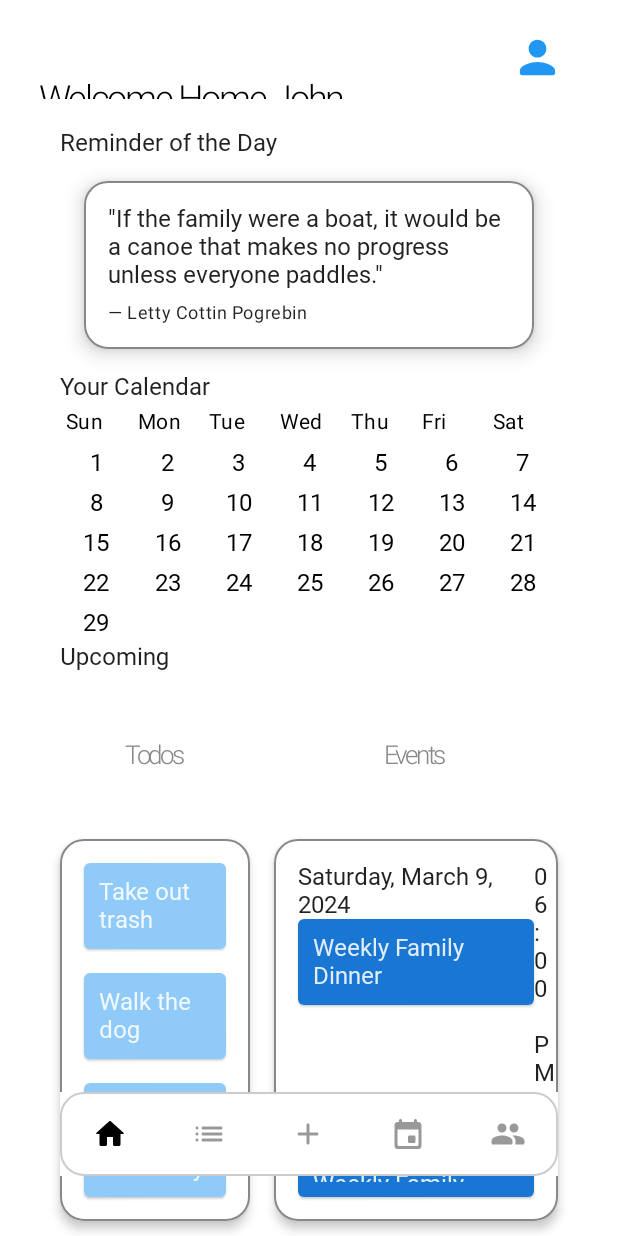
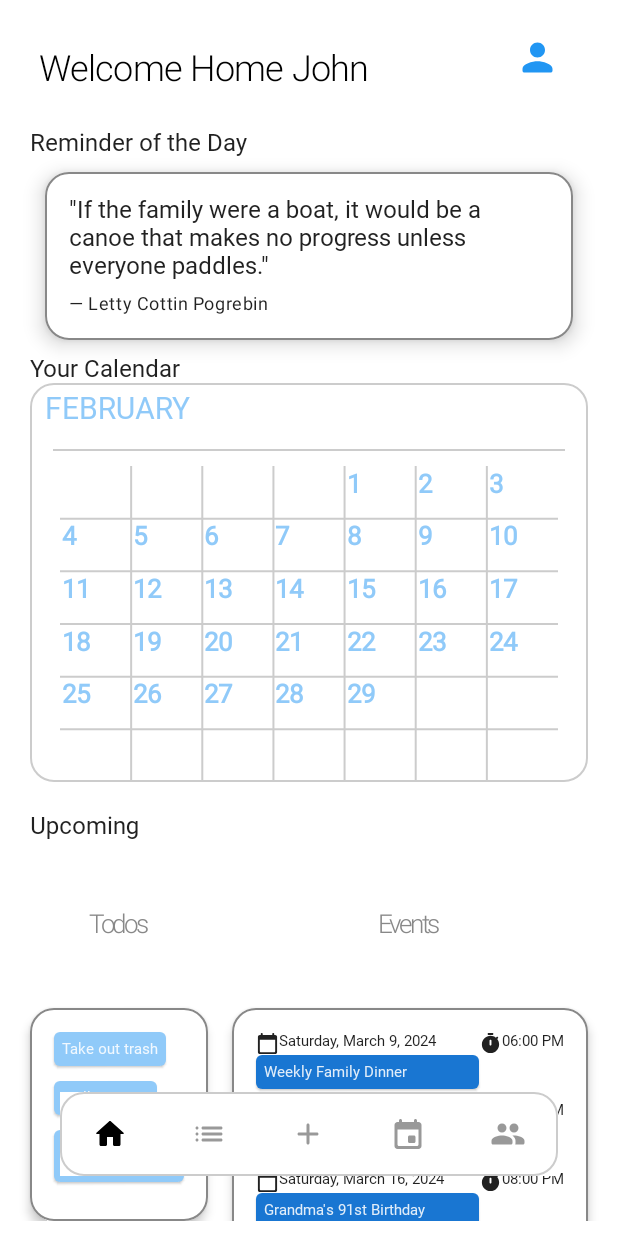
Before and after one commit to MN-Coding/OnlyTheFam, an Android app built with Jetpack Compose: the screen it shows after launch (MainActivity), on a phone screen of 412 x 824 dp. Run offline under Robolectric (Android 15) with nearby library versions, the phone set to English and light mode, and no system bars; our stand-ins replace Firebase (no records; nobody signed in at launch, a user with empty details on screens opened directly); Roboto replaces fonts that are not available here.

Commit message:
Cleaned up homepage and adjusted UI for Pixel 6

```diff
--- a/app/src/main/java/com/example/onlythefam/App.kt
+++ b/app/src/main/java/com/example/onlythefam/App.kt
@@ -4,13 +4,14 @@ import android.os.Build
 import androidx.annotation.RequiresApi
 import androidx.compose.foundation.BorderStroke
 import androidx.compose.foundation.border
+import androidx.compose.foundation.layout.Box
+import androidx.compose.foundation.layout.fillMaxSize
 import androidx.compose.foundation.layout.padding
 import androidx.compose.foundation.shape.RoundedCornerShape
 import androidx.compose.material.*
 import androidx.compose.material.icons.Icons
 import androidx.compose.material.icons.rounded.*
-import androidx.compose.runtime.Composable
-import androidx.compose.runtime.getValue
+import androidx.compose.runtime.*
 import androidx.compose.ui.Modifier
 import androidx.compose.ui.draw.shadow
 import androidx.compose.ui.graphics.Color
@@ -121,9 +122,26 @@ fun BottomNavigation(navController: NavController) {
 @Composable
 fun App() {
     val navController = rememberNavController()
-    Scaffold(
-        bottomBar = { BottomNavigation(navController = navController) }
-    ) {
-        NavigationGraph(navController = navController)
+    var isLoggedIn by remember { mutableStateOf(false) }
+    var username by remember { mutableStateOf("") }
+    var password by remember { mutableStateOf("") }
+    Box(modifier = Modifier.fillMaxSize()) {
+        // Display login screen if user is not logged in
+//        if (!isLoggedIn) {
+        if (false) {
+            LoginScreen(
+                username = username,
+                password = password,
+                onUsernameChange = { username = it },
+                onPasswordChange = { password = it },
+                onLoginSuccess = { isLoggedIn = true }
+            )
+        } else {
+            Scaffold(
+                bottomBar = { BottomNavigation(navController = navController) }
+            ) {
+                NavigationGraph(navController = navController)
+            }
+        }
     }
 }
--- a/app/src/main/java/com/example/onlythefam/Calendar.kt
+++ b/app/src/main/java/com/example/onlythefam/Calendar.kt
@@ -1,91 +1,237 @@
 package com.example.onlythefam
 
+// Modified using source code from:
+// Author: Matthias Kerat
+// Title: CalendarYT
+// Repository: https://github.com/MatthiasKerat/CalendarYT/blob/main/app/src/main/java/com/kapps/calendaryt/MainActivity.kt
+// Commit: 7b97175
+
+import android.graphics.Paint
 import android.os.Build
 import androidx.annotation.RequiresApi
-import androidx.compose.foundation.ExperimentalFoundationApi
-import androidx.compose.foundation.background
-import androidx.compose.foundation.clickable
+import androidx.compose.animation.core.animate
+import androidx.compose.animation.core.tween
+import androidx.compose.foundation.BorderStroke
+import androidx.compose.foundation.Canvas
+import androidx.compose.foundation.border
+import androidx.compose.foundation.gestures.detectTapGestures
 import androidx.compose.foundation.layout.*
-import androidx.compose.foundation.lazy.GridCells
-import androidx.compose.foundation.lazy.LazyVerticalGrid
-import androidx.compose.material.MaterialTheme
+import androidx.compose.foundation.shape.RoundedCornerShape
+import androidx.compose.material.Divider
 import androidx.compose.material.Text
 import androidx.compose.runtime.*
-import androidx.compose.ui.Alignment
 import androidx.compose.ui.Modifier
-import androidx.compose.ui.graphics.Color
-import androidx.compose.ui.tooling.preview.Preview
+import androidx.compose.ui.geometry.CornerRadius
+import androidx.compose.ui.geometry.Offset
+import androidx.compose.ui.geometry.Size
+import androidx.compose.ui.graphics.*
+import androidx.compose.ui.graphics.drawscope.Stroke
+import androidx.compose.ui.graphics.drawscope.clipPath
+import androidx.compose.ui.input.pointer.pointerInput
+import androidx.compose.ui.text.font.FontWeight
 import androidx.compose.ui.unit.dp
+import androidx.compose.ui.unit.sp
+import com.example.onlythefam.ui.theme.Blue200
+import kotlinx.coroutines.launch
 import java.time.LocalDate
+import java.time.Month
 import java.time.YearMonth
-import java.time.format.DateTimeFormatter
 
-@OptIn(ExperimentalFoundationApi::class)
 @RequiresApi(Build.VERSION_CODES.O)
 @Composable
-fun Calendar(month: YearMonth, onDateClicked: (LocalDate) -> Unit) {
-    val daysOfWeek = arrayOf("Sun", "Mon", "Tue", "Wed", "Thu", "Fri", "Sat")
-    val currentMonthDays = month.lengthOfMonth()
-    val firstDayOfMonth = month.atDay(1).dayOfWeek.value
-
-    Column {
-        Row(
-            modifier = Modifier.fillMaxWidth(),
-            horizontalArrangement = Arrangement.Center
+fun Cal() {
+    val today = LocalDate.now()
+    val year = today.year
+    val month = today.month.ordinal + 1
+    val calendarInputList by remember {
+        mutableStateOf(createCalendarList(year, month))
+    }
+    var clickedCalendarElem by remember {
+        mutableStateOf<CalendarInput?>(null)
+    }
+    Column(
+        modifier = Modifier.fillMaxWidth()
+    ) {
+        Calendar(
+            calendarInput = calendarInputList,
+            onDayClick = { day ->
+                clickedCalendarElem = calendarInputList.first { it.day == day }
+            },
+            month = month,
+            year = year,
+            modifier = Modifier
+//                .padding(0.dp, 10.dp)
+                .fillMaxWidth()
+                .aspectRatio(1.4f)
+                .border(
+                    border = BorderStroke(1.dp, Color.LightGray),
+                    shape = RoundedCornerShape(16.dp) // Adjust the shape as needed
+                )
+        )
+        Column(
+            modifier = Modifier
+                .fillMaxWidth()
+                .padding(10.dp)
+//                .align(Alignment.Center)
         ) {
-            daysOfWeek.forEach {
+            clickedCalendarElem?.toDos?.forEach {
                 Text(
-                    text = it,
-                    modifier = Modifier
-                        .weight(1f)
-                        .padding(4.dp),
-                    style = MaterialTheme.typography.body2,
-                    color = Color.Black
+                    if (it.contains("Day")) it else "- $it",
+                    color = Blue200,
+                    fontWeight = FontWeight.SemiBold,
+                    fontSize = if (it.contains("Day")) 12.sp else 18.sp
                 )
-            }
-        }
-
-        val dayItems = (1..currentMonthDays).map { dayOfMonth ->
-            val dayOfWeek = month.atDay(dayOfMonth).dayOfWeek.value
-//            val textColor = if (dayOfWeek == 7) Color.Red else Color.Black
-            val textColor = Color.Black
-            DayItem(dayOfMonth, textColor) { clickedDay ->
-                val clickedDate = month.atDay(clickedDay)
-                onDateClicked(clickedDate)
-            }
-        }
-
-        LazyVerticalGrid(cells = GridCells.Fixed(7)) {
-            items(dayItems.size) { index ->
-                Box(
-                    modifier = Modifier
-                        .fillMaxSize()
-                        .padding(4.dp)
-                        .background(Color.White)
-                        .clickable { dayItems[index].onClick(dayItems[index].dayOfMonth) },
-                    contentAlignment = Alignment.Center
-                ) {
-                    Text(
-                        text = dayItems[index].dayOfMonth.toString(),
-                        style = MaterialTheme.typography.body1,
-                        color = dayItems[index].textColor
-                    )
-                }
             }
         }
     }
 }
 
-data class DayItem(
-    val dayOfMonth: Int,
-    val textColor: Color,
-    val onClick: (Int) -> Unit
-)
+@RequiresApi(Build.VERSION_CODES.O)
+fun createCalendarList(year: Int, month: Int): List<CalendarInput> {
+    val yearMonth = YearMonth.of(year, month)
+    val daysInMonth = yearMonth.lengthOfMonth()
+    val calendarInputs = mutableListOf<CalendarInput>()
+    for (i in 1..daysInMonth) {
+        calendarInputs.add(
+            CalendarInput(
+                i, toDos = listOf(
+                    "Day $i:", "2 p.m. Buying groceries", "4 p.m. Meeting with Larissa"
+                )
+            )
+        )
+    }
+    return calendarInputs
+}
+
+
+private const val CALENDAR_ROWS = 6
+private const val CALENDAR_COLUMNS = 7
 
 @RequiresApi(Build.VERSION_CODES.O)
-@Preview
 @Composable
-fun CalendarPreview() {
-    val currentMonth = YearMonth.now()
-    Calendar(month = currentMonth, onDateClicked = {})
+fun Calendar(
+    modifier: Modifier = Modifier,
+    calendarInput: List<CalendarInput>,
+    onDayClick: (Int) -> Unit,
+    strokeWidth: Float = 2f,
+    year: Int,
+    month: Int
+) {
+
+    var canvasSize by remember {
+        mutableStateOf(Size.Zero)
+    }
+    var clickAnimationOffset by remember {
+        mutableStateOf(Offset.Zero)
+    }
+
+    var animationRadius by remember {
+        mutableStateOf(0f)
+    }
+
+    val scope = rememberCoroutineScope()
+    val yearMonth = YearMonth.of(year, month)
+    val startingDayOfMonth = yearMonth.atDay(1).dayOfWeek.ordinal + 1
+
+    Column(
+        modifier = modifier, verticalArrangement = Arrangement.spacedBy(10.dp)
+    ) {
+        Text(
+            text = Month.of(month).toString(),
+            color = Blue200,
+            fontSize = 20.sp,
+            modifier = Modifier.padding(10.dp, 5.dp)
+        )
+        Divider(
+            modifier = Modifier.padding(horizontal = 15.dp), color = Color.LightGray
+        )
+        Canvas(modifier = Modifier
+            .fillMaxSize()
+            .padding(horizontal = 20.dp)
+            .pointerInput(true) {
+                detectTapGestures(onTap = { offset ->
+                    val column = (offset.x / canvasSize.width * CALENDAR_COLUMNS).toInt() + 1
+                    val row = (offset.y / canvasSize.height * CALENDAR_ROWS).toInt() + 1
+                    val day = column + (row - 1) * CALENDAR_COLUMNS - startingDayOfMonth
+                    if (day > 0 && day <= calendarInput.size) {
+                        onDayClick(day)
+                        clickAnimationOffset = offset
+                        scope.launch {
+                            animate(0f, 225f, animationSpec = tween(300)) { value, _ ->
+                                animationRadius = value
+                            }
+                        }
+                    }
+
+                })
+            }) {
+            val canvasHeight = size.height
+            val canvasWidth = size.width
+            canvasSize = Size(canvasWidth, canvasHeight)
+            val ySteps = canvasHeight / CALENDAR_ROWS
+            val xSteps = canvasWidth / CALENDAR_COLUMNS
+
+            val column = (clickAnimationOffset.x / canvasSize.width * CALENDAR_COLUMNS).toInt() + 1
+            val row = (clickAnimationOffset.y / canvasSize.height * CALENDAR_ROWS).toInt() + 1
+
+            val path = Path().apply {
+                moveTo((column - 1) * xSteps, (row - 1) * ySteps)
+                lineTo(column * xSteps, (row - 1) * ySteps)
+                lineTo(column * xSteps, row * ySteps)
+                lineTo((column - 1) * xSteps, row * ySteps)
+                close()
+            }
+
+            clipPath(path) {
+                drawCircle(
+                    brush = Brush.radialGradient(
+                        listOf(Blue200.copy(0.8f), Blue200.copy(0.2f)),
+                        center = clickAnimationOffset,
+                        radius = animationRadius + 0.1f
+                    ), radius = animationRadius + 0.1f, center = clickAnimationOffset
+                )
+            }
+
+            drawRoundRect(
+                Color(0x00FFFFFF), cornerRadius = CornerRadius(25f, 25f), style = Stroke(
+                    width = strokeWidth
+                )
+            )
+
+            for (i in 1 until CALENDAR_ROWS) {
+                drawLine(
+                    color = Color.LightGray,
+                    start = Offset(0f, ySteps * i),
+                    end = Offset(canvasWidth, ySteps * i),
+                    strokeWidth = strokeWidth
+                )
+            }
+            for (i in 1 until CALENDAR_COLUMNS) {
+                drawLine(
+                    color = Color.LightGray,
+                    start = Offset(xSteps * i, 0f),
+                    end = Offset(xSteps * i, canvasHeight),
+                    strokeWidth = strokeWidth
+                )
+            }
+            val textHeight = 17.dp.toPx()
+            for (i in calendarInput.indices) {
+                val textPositionX = xSteps * ((i + startingDayOfMonth) % CALENDAR_COLUMNS) + strokeWidth
+                val textPositionY =
+                    ((i + startingDayOfMonth) / CALENDAR_COLUMNS) * ySteps + textHeight + strokeWidth / 2
+                drawContext.canvas.nativeCanvas.apply {
+                    drawText("${i + 1}", textPositionX, textPositionY, Paint().apply {
+                        textSize = textHeight
+                        color = Blue200.toArgb()
+                        isFakeBoldText = true
+                    })
+                }
+            }
+        }
+    }
+
 }
+
+data class CalendarInput(
+    val day: Int, val toDos: List<String> = emptyList()
+)
--- a/app/src/main/java/com/example/onlythefam/Header.kt
+++ b/app/src/main/java/com/example/onlythefam/Header.kt
@@ -33,7 +33,7 @@ fun Header() {
         title = {
             Text(
                 text = "Welcome Home $name",
-                style = MaterialTheme.typography.h1,
+                style = MaterialTheme.typography.h2,
                 fontSize = 24.sp,
                 color = Color.Black,
             )
@@ -51,7 +51,7 @@ fun Header() {
                         contentDescription = "icon",
                         tint = Blue500,
                         modifier = Modifier
-                            .size(35.dp)
+                            .size(30.dp)
                             .aspectRatio(1f)
                     )
                 }
--- a/app/src/main/java/com/example/onlythefam/Homepage.kt
+++ b/app/src/main/java/com/example/onlythefam/Homepage.kt
@@ -10,7 +10,9 @@ import androidx.compose.ui.res.stringResource
 import androidx.compose.ui.unit.dp
 import androidx.compose.ui.unit.sp
 import androidx.compose.foundation.layout.fillMaxSize
+import androidx.compose.foundation.rememberScrollState
 import androidx.compose.foundation.shape.RoundedCornerShape
+import androidx.compose.foundation.verticalScroll
 import androidx.compose.material.*
 import androidx.compose.runtime.Composable
 import androidx.compose.ui.Modifier
@@ -21,28 +23,30 @@ import java.time.YearMonth
 @RequiresApi(Build.VERSION_CODES.O)
 @Composable
 fun HomePage() {
-    val name = "John";
+    val name = "John"
+    val scrollState = rememberScrollState()
     Scaffold(
         topBar = { Header() },
     ) {
         Column(
             modifier = Modifier
-                .padding(40.dp, 10.dp)
+                .padding(20.dp, 10.dp)
+                .verticalScroll(scrollState, enabled = true),
         ) {
             FamilyReminderCard()
             Text("Your Calendar", fontWeight= FontWeight.Bold)
-            Calendar(YearMonth.now(), {})
+            Cal()
             Text("Upcoming", fontWeight= FontWeight.Bold)
             Row(
                 horizontalArrangement = Arrangement.Center,
                 modifier = Modifier
-//                    .padding(10.dp)
                     .fillMaxWidth()
             ) {
-                PreviewCard(modifier = Modifier.weight(2f), "Todos")
+                PreviewCard(modifier = Modifier.weight(1f), "Todos")
                 Spacer(modifier = Modifier.width(16.dp))
-                PreviewCard(modifier = Modifier.weight(3f), "Events")
+                PreviewCard(modifier = Modifier.weight(2f), "Events")
             }
+            Spacer(Modifier.height(100.dp))
         }
     }
 }
@@ -52,7 +56,7 @@ fun FamilyReminderCard() {
     Text("Reminder of the Day", fontWeight= FontWeight.Bold)
     Card(
         modifier = Modifier
-            .padding(16.dp)
+            .padding(10.dp)
             .fillMaxWidth(),
         backgroundColor = MaterialTheme.colors.surface,
         shape = RoundedCornerShape(16.dp),
--- /dev/null
+++ b/app/src/main/java/com/example/onlythefam/Login.kt
@@ -0,0 +1,42 @@
+package com.example.onlythefam
+
+import androidx.compose.foundation.layout.*
+import androidx.compose.material.*
+import androidx.compose.runtime.*
+import androidx.compose.ui.Alignment
+import androidx.compose.ui.Modifier
+import androidx.compose.ui.unit.dp
+
+//still need to complete login feature
+@Composable
+fun LoginScreen(username: String,
+                password: String,
+                onUsernameChange: (String) -> Unit,
+                onPasswordChange: (String) -> Unit,
+                onLoginSuccess: () -> Unit) {
+
+    Column(
+        modifier = Modifier.fillMaxSize(),
+        verticalArrangement = Arrangement.Center,
+        horizontalAlignment = Alignment.CenterHorizontally
+    ) {
+        OutlinedTextField(
+            value = username,
+            onValueChange = { onUsernameChange(it) },
+            label = { Text("Username") },
+            modifier = Modifier.padding(16.dp)
+        )
+        OutlinedTextField(
+            value = password,
+            onValueChange = { onPasswordChange(it) },
+            label = { Text("Password") },
+            modifier = Modifier.padding(16.dp)
+        )
+        Button(
+            onClick = { onLoginSuccess() },
+            modifier = Modifier.padding(16.dp)
+        ) {
+            Text("Login")
+        }
+    }
+}
--- a/app/src/main/java/com/example/onlythefam/PreviewCard.kt
+++ b/app/src/main/java/com/example/onlythefam/PreviewCard.kt
@@ -10,6 +10,7 @@ import androidx.compose.material.Icon
 import androidx.compose.material.MaterialTheme
 import androidx.compose.material.Text
 import androidx.compose.material.icons.Icons
+import androidx.compose.material.icons.rounded.CalendarToday
 import androidx.compose.material.icons.rounded.Timer
 import androidx.compose.runtime.Composable
 import androidx.compose.ui.Alignment
@@ -89,10 +90,11 @@ fun TodoItem(t: TodoPreview) {
             Text(
                 text = t.name,
                 style = MaterialTheme.typography.body1,
-                modifier = Modifier.padding(10.dp, 10.dp)
+                fontSize = 10.sp,
+                modifier = Modifier.padding(5.dp, 5.dp)
             )
         }
-    Spacer(modifier = Modifier.height(16.dp))
+    Spacer(modifier = Modifier.height(10.dp))
 }
 
 @RequiresApi(Build.VERSION_CODES.O)
@@ -132,27 +134,31 @@ fun formatTime12Hour(localDateTime: LocalDateTime): String {
 @Composable
 fun EventItem(e: EventPreview) {
     Row() {
-        Column() {
-            Text(formatDate(e.date))
+        Column(modifier = Modifier.weight(1f)) {
+            Row() {
+                Icon(Icons.Rounded.CalendarToday, null,modifier = Modifier.size(15.dp))
+                Text(formatDate(e.date),fontSize = 10.sp)
+            }
             Card(
                 backgroundColor = Blue700,
                 contentColor = Color.White,
-                modifier = Modifier
+                modifier = Modifier.fillMaxWidth()
             ) {
                 Text(
                     text = e.name,
                     style = MaterialTheme.typography.body1,
+                    fontSize = 10.sp,
                     modifier = Modifier
-                        .padding(10.dp, 10.dp)
+                        .padding(5.dp, 5.dp)
                 )
             }
         }
         Row(
-            modifier = Modifier.weight(1f),
+//            modifier = Modifier.weight(1f),
             horizontalArrangement = Arrangement.End
         ) {
-            Icon(Icons.Rounded.Timer, null)
-            Text(formatTime12Hour(e.date))
+            Icon(Icons.Rounded.Timer, null, modifier = Modifier.size(15.dp))
+            Text(formatTime12Hour(e.date), fontSize = 10.sp)
         }
     }
     Spacer(modifier = Modifier.height(8.dp))
```
